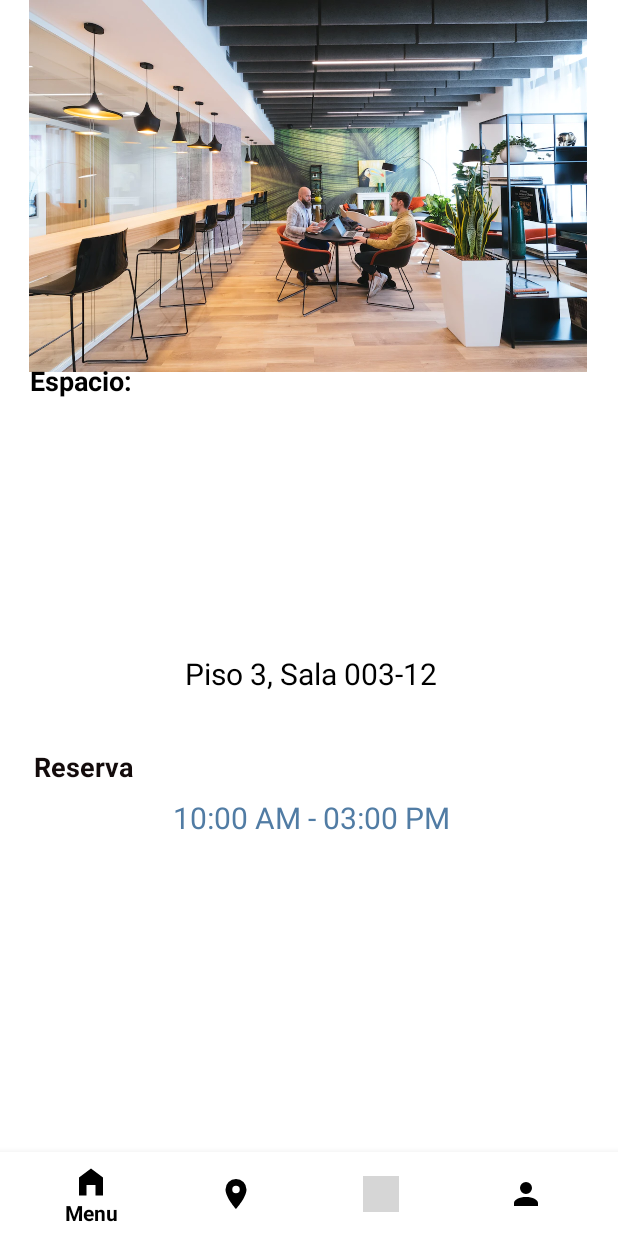
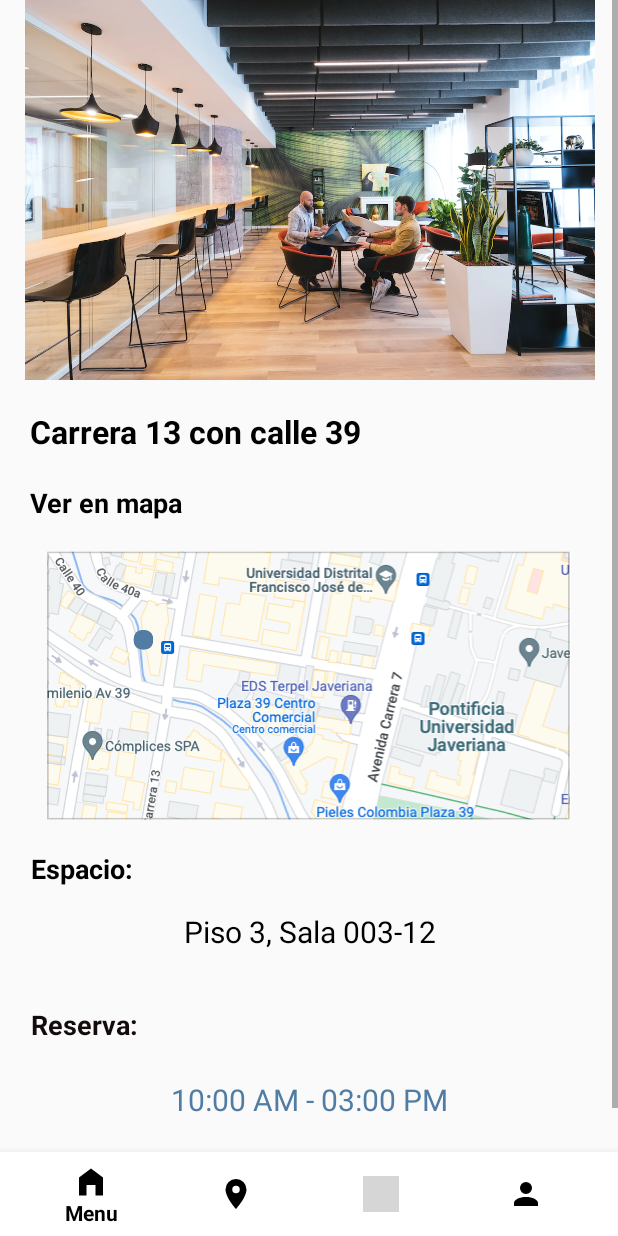
Before and after one commit to IntroCompuMovil202230/Uni-, an Android app: the ReservaActivity screen opened directly, with no data from a screen before it, on a phone screen of 412 x 824 dp. Run offline under Robolectric (Android 15) with nearby library versions, the phone set to English and light mode, and no system bars; grey boxes are pictures that could not be loaded.

Commit message:
CorrectReserva

```diff
--- a/app/src/main/java/com/example/uniplus/RegistroActivity.java
+++ b/app/src/main/java/com/example/uniplus/RegistroActivity.java
@@ -3,12 +3,23 @@ package com.example.uniplus;
 import androidx.appcompat.app.AppCompatActivity;
 
 import android.os.Bundle;
+import android.view.View;
+
+import com.example.uniplus.databinding.ActivityRegistroBinding;
 
 public class RegistroActivity extends AppCompatActivity {
+
+    private ActivityRegistroBinding binding;
 
     @Override
     protected void onCreate(Bundle savedInstanceState) {
         super.onCreate(savedInstanceState);
-        setContentView(R.layout.activity_registro);
+        binding = ActivityRegistroBinding.inflate(getLayoutInflater());
+        View view = binding.getRoot();
+        setContentView(view);
+
+        //binding.userNameField.setText();
+
+
     }
 }
--- a/app/src/main/res/layout/activity_registro.xml
+++ b/app/src/main/res/layout/activity_registro.xml
@@ -50,6 +50,7 @@
 
 
             <com.google.android.material.textfield.TextInputEditText
+                android:id="@+id/userNameField"
                 android:layout_width="match_parent"
                 android:layout_height="52dp"
                 android:hint="Carlos Parra" />
--- a/app/src/main/res/layout/activity_reserva.xml
+++ b/app/src/main/res/layout/activity_reserva.xml
@@ -20,7 +20,6 @@
         <androidx.constraintlayout.widget.ConstraintLayout
             android:layout_width="match_parent"
             android:layout_height="wrap_content"
-            android:background="#FFFFFF"
             app:layout_constraintBottom_toBottomOf="parent"
             app:layout_constraintHorizontal_bias="0.5"
             app:layout_constraintTop_toTopOf="parent"
@@ -28,24 +27,25 @@
 
             <TextView
                 android:id="@+id/textView"
-                android:layout_width="match_parent"
-                android:layout_height="wrap_content"
+                android:layout_width="364dp"
+                android:layout_height="31dp"
                 android:layout_marginStart="20dp"
-                android:layout_marginBottom="10dp"
+                android:layout_marginTop="20dp"
                 android:text="Carrera 13 con calle 39"
                 android:textColor="#000000"
                 android:textSize="21sp"
                 android:textStyle="bold"
-                app:layout_constraintBottom_toTopOf="@+id/textView2"
                 app:layout_constraintEnd_toEndOf="parent"
                 app:layout_constraintHorizontal_bias="0.0"
-                app:layout_constraintStart_toStartOf="parent" />
+                app:layout_constraintStart_toStartOf="parent"
+                app:layout_constraintTop_toBottomOf="@+id/imageView4" />
 
             <TextView
                 android:id="@+id/textView2"
-                android:layout_width="355dp"
-                android:layout_height="22dp"
+                android:layout_width="match_parent"
+                android:layout_height="wrap_content"
                 android:layout_marginStart="20dp"
+                android:layout_marginTop="18dp"
                 android:text="Ver en mapa"
                 android:textColor="#000000"
                 android:textSize="18sp"
@@ -53,8 +53,7 @@
                 app:layout_constraintEnd_toEndOf="parent"
                 app:layout_constraintHorizontal_bias="0.0"
                 app:layout_constraintStart_toStartOf="parent"
-                tools:layout_editor_absoluteY="304dp"
-                tools:ignore="MissingConstraints" />
+                app:layout_constraintTop_toBottomOf="@+id/textView" />
 
             <LinearLayout
                 android:id="@+id/linearLayout"
@@ -75,11 +74,15 @@
             </LinearLayout>
 
             <androidx.constraintlayout.widget.ConstraintLayout
-                android:layout_width="369dp"
-                android:layout_height="196dp"
+                android:id="@+id/constraintLayout"
+                android:layout_width="371dp"
+                android:layout_height="207dp"
                 android:layout_marginHorizontal="20dp"
+                android:layout_marginStart="20dp"
+                android:layout_marginEnd="20dp"
                 app:layout_constraintBottom_toBottomOf="parent"
                 app:layout_constraintEnd_toEndOf="parent"
+                app:layout_constraintStart_toStartOf="parent"
                 app:layout_constraintTop_toBottomOf="@+id/textView3">
 
                 <TextView
@@ -99,7 +102,7 @@
                     android:layout_width="wrap_content"
                     android:layout_height="wrap_content"
                     android:layout_marginTop="36dp"
-                    android:text="Reserva"
+                    android:text="Reserva: "
                     android:textColor="#130B0B"
                     android:textSize="18dp"
                     android:textStyle="bold"
@@ -110,7 +113,7 @@
                     android:id="@+id/textView9"
                     android:layout_width="wrap_content"
                     android:layout_height="wrap_content"
-                    android:layout_marginTop="8dp"
+                    android:layout_marginTop="24dp"
                     android:text="10:00 AM - 03:00 PM"
                     android:textAppearance="@style/am_03_00_pm"
                     android:textSize="20dp"
@@ -122,30 +125,25 @@
 
             <ImageView
                 android:id="@+id/imageView4"
-                android:layout_width="484dp"
-                android:layout_height="248dp"
-                android:layout_marginBottom="48dp"
-                app:layout_constraintBottom_toTopOf="@+id/textView"
+                android:layout_width="388dp"
+                android:layout_height="253dp"
                 app:layout_constraintEnd_toEndOf="parent"
                 app:layout_constraintHorizontal_bias="0.52"
                 app:layout_constraintStart_toStartOf="parent"
                 app:layout_constraintTop_toTopOf="parent"
-                app:layout_constraintVertical_bias="0.0"
                 app:srcCompat="@drawable/cra13" />
 
             <TextView
                 android:id="@+id/textView3"
                 android:layout_width="0dp"
                 android:layout_height="wrap_content"
-                android:layout_marginLeft="20dp"
                 android:layout_marginTop="20dp"
                 android:text="Espacio:"
                 android:textColor="#000000"
                 android:textSize="18sp"
                 android:textStyle="bold"
                 app:layout_constraintEnd_toEndOf="parent"
-                app:layout_constraintHorizontal_bias="1.0"
-                app:layout_constraintStart_toStartOf="parent"
+                app:layout_constraintStart_toStartOf="@+id/constraintLayout"
                 app:layout_constraintTop_toBottomOf="@+id/linearLayout" />
 
         </androidx.constraintlayout.widget.ConstraintLayout>
@@ -163,5 +161,4 @@
         app:labelVisibilityMode="selected"
         style="@style/BottomNavegation"/>
 
-
 </LinearLayout>
```
Also changed, not shown: 1 other file.
